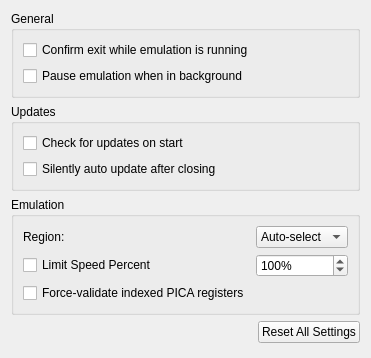
MokuDuk/citra, file src/citra_qt/configuration/configure_general.ui: the form before one commit.
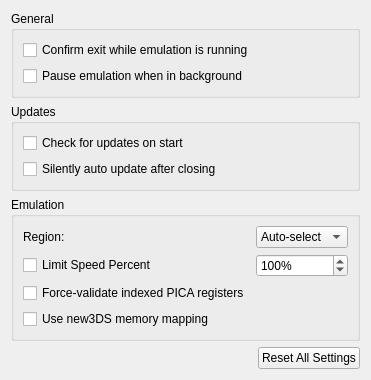
The form after the commit.

Commit message: FearlessTobi's N3DS memory mappings

The edit to the form file:
```diff
--- a/src/citra_qt/configuration/configure_general.ui
+++ b/src/citra_qt/configuration/configure_general.ui
@@ -68,6 +68,13 @@
         <string>Emulation</string>
        </property>
        <layout class="QGridLayout" name="gridLayout">
+        <item row="3" column="0">
+         <widget class="QCheckBox" name="toggle_is_new_3ds">
+          <property name="text">
+           <string>Use new3DS memory mapping</string>
+          </property>
+         </widget>
+        </item>
         <item row="2" column="0">
          <widget class="QCheckBox" name="toggle_use_force_indexed">
           <property name="text">
```
The commit also changes 13 other files.
